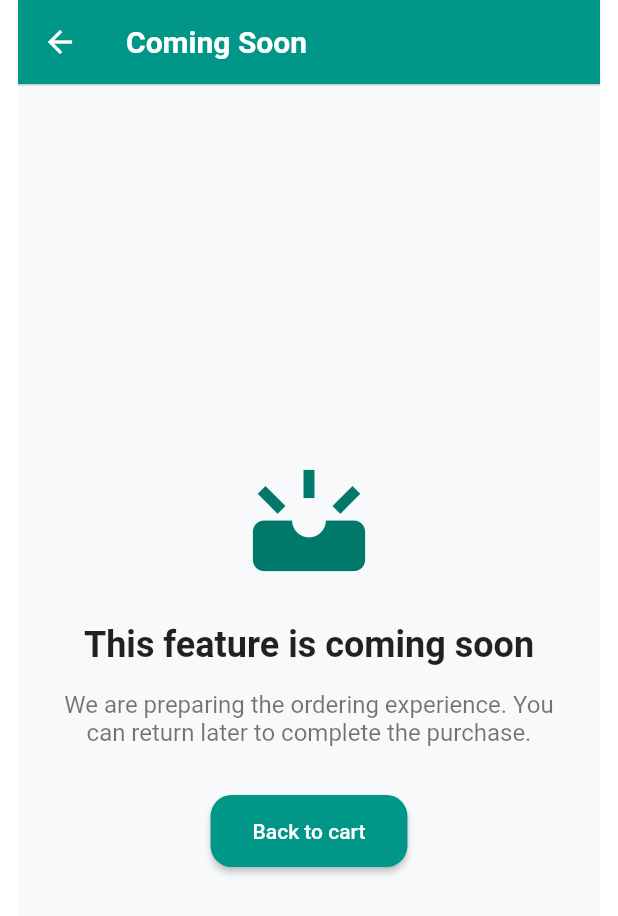
After one commit to RidaShaikh102/FindOra---Business-Directory-App, a Flutter app: the ComingSoonScreen screen opened directly, on a phone screen of 412 x 824 dp. The commit adds this screen. Shown: the top 916 px of the screen. Run offline on Flutter 3.47's test engine with Material 3 defaults, Android fonts, the phone set to English and light mode, and no system bars; our stand-ins replace app_links, cached_network_image, cloud_firestore, firebase_analytics, firebase_auth, firebase_core and 17 more; missing offline and left inert: maps_launcher; accounts and stored records are empty.

Commit message:
MVP Version Complete

```diff
--- a/lib/screens/cart_screen.dart
+++ b/lib/screens/cart_screen.dart
@@ -8,6 +8,7 @@ import '../screens/my_orders_screen.dart';
 import '../services/analytics_service.dart';
 import '../services/auth_service.dart';
 import '../services/local_storage_service.dart';
+import 'package:findora/screens/coming_soon_screen.dart';
 
 class _DeliveryQuote {
   final String deliveryMode; // local | courier
@@ -85,6 +86,18 @@ class _CartScreenState extends ConsumerState<CartScreen> {
   }
 
   Future<void> _submitOrder() async {
+    if (_isSubmitting) return;
+    setState(() => _isSubmitting = true);
+
+    await Navigator.of(context).push(
+      MaterialPageRoute(builder: (_) => const ComingSoonScreen()),
+    );
+
+    if (!mounted) return;
+    setState(() => _isSubmitting = false);
+    // ignore: dead_code
+    return;
+
     final cart = ref.read(cartProvider);
     if (cart.isEmpty || !_formKey.currentState!.validate()) {
       return;
--- /dev/null
+++ b/lib/screens/coming_soon_screen.dart
@@ -0,0 +1,59 @@
+import 'package:flutter/material.dart';
+
+class ComingSoonScreen extends StatelessWidget {
+  const ComingSoonScreen({super.key});
+
+  @override
+  Widget build(BuildContext context) {
+    return Scaffold(
+      appBar: AppBar(
+        title: const Text('Coming Soon'),
+        backgroundColor: Colors.teal,
+      ),
+      body: Center(
+        child: Padding(
+          padding: const EdgeInsets.symmetric(horizontal: 24),
+          child: Column(
+            mainAxisAlignment: MainAxisAlignment.center,
+            crossAxisAlignment: CrossAxisAlignment.center,
+            children: [
+              Icon(
+                Icons.upcoming,
+                size: 90,
+                color: Colors.teal.shade700,
+              ),
+              const SizedBox(height: 24),
+              const Text(
+                'This feature is coming soon',
+                textAlign: TextAlign.center,
+                style: TextStyle(
+                  fontSize: 24,
+                  fontWeight: FontWeight.bold,
+                ),
+              ),
+              const SizedBox(height: 16),
+              const Text(
+                'We are preparing the ordering experience. You can return later to complete the purchase.',
+                textAlign: TextAlign.center,
+                style: TextStyle(fontSize: 16, color: Colors.black54),
+              ),
+              const SizedBox(height: 32),
+              ElevatedButton(
+                onPressed: () => Navigator.of(context).pop(),
+                style: ElevatedButton.styleFrom(
+                  backgroundColor: Colors.teal,
+                  shape: RoundedRectangleBorder(
+                    borderRadius: BorderRadius.circular(14),
+                  ),
+                  padding:
+                      const EdgeInsets.symmetric(horizontal: 28, vertical: 16),
+                ),
+                child: const Text('Back to cart'),
+              ),
+            ],
+          ),
+        ),
+      ),
+    );
+  }
+}
--- a/lib/screens/services_screen.dart
+++ b/lib/screens/services_screen.dart
@@ -11,6 +11,7 @@ import 'package:findora/services/analytics_service.dart';
 import 'package:findora/services/auth_service.dart';
 import 'package:findora/services/local_storage_service.dart';
 import 'package:findora/widgets/responsive_layout.dart';
+import 'package:findora/screens/coming_soon_screen.dart';
 
 class ServicesScreen extends ConsumerStatefulWidget {
   final String businessName;
@@ -100,7 +101,8 @@ class _ServicesScreenState extends ConsumerState<ServicesScreen> {
   Future<void> _openCart() async {
     await Navigator.push(
       context,
-      MaterialPageRoute(builder: (_) => const CartScreen()),
+      MaterialPageRoute(builder: (_) => const ComingSoonScreen()),
+      // MaterialPageRoute(builder: (_) => const CartScreen()),
     );
     if (mounted) {
       setState(() {});
@@ -254,8 +256,9 @@ class _ServicesScreenState extends ConsumerState<ServicesScreen> {
                         )
                       : LayoutBuilder(
                           builder: (context, constraints) {
-                            final useGrid =
-                                ResponsiveLayout.isMediumOrLarger(context);
+                            final useGrid = ResponsiveLayout.isMediumOrLarger(
+                              context,
+                            );
                             if (!useGrid) {
                               return ListView.builder(
                                 itemCount: services.length,
@@ -373,7 +376,10 @@ class _ServicesScreenState extends ConsumerState<ServicesScreen> {
                             : service.description,
                         maxLines: 2,
                         overflow: TextOverflow.ellipsis,
-                        style: const TextStyle(fontSize: 14, color: Colors.black54),
+                        style: const TextStyle(
+                          fontSize: 14,
+                          color: Colors.black54,
+                        ),
                       ),
                       const SizedBox(height: 10),
                       Row(
@@ -405,7 +411,8 @@ class _ServicesScreenState extends ConsumerState<ServicesScreen> {
                       label: const Text('Visible in your catalog'),
                     )
                   : ElevatedButton.icon(
-                      onPressed: service.isAvailable && _businessCanReceiveOrders
+                      onPressed:
+                          service.isAvailable && _businessCanReceiveOrders
                           ? () => _handleAddToCart(service)
                           : null,
                       icon: Icon(
```
Also changed, not shown: 8 other files.
